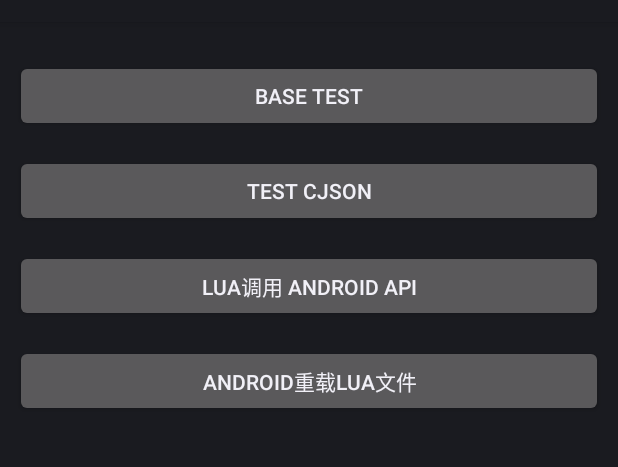
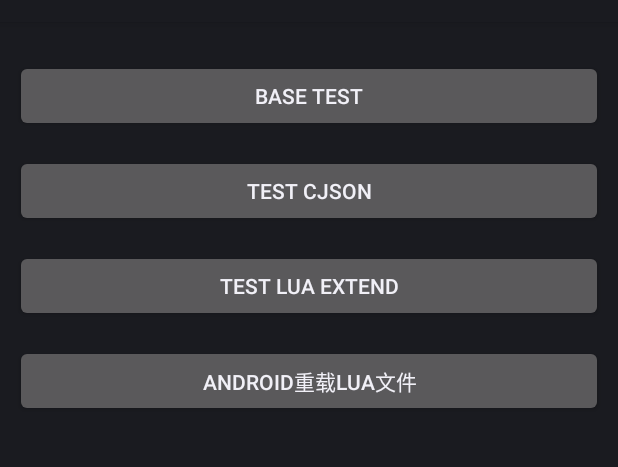
Before and after one commit to LightSun/Common-Lua, an Android app: the screen it shows after launch (MainActivity), after a tap on "TEST CJSON", on a phone screen of 412 x 824 dp, the part 62-529 px from its top. Run offline under Robolectric (Android 15) with nearby library versions, the phone set to English and light mode, and no system bars; libraries missing offline, so code that uses them is left out: com.heaven7.core; 2 statements that could not run were skipped.

Commit message:
test extend ok

```diff
--- a/CommonLuaApp/app/src/main/java/com/heaven7/androlua/MainActivity.java
+++ b/CommonLuaApp/app/src/main/java/com/heaven7/androlua/MainActivity.java
@@ -77,6 +77,9 @@ public class MainActivity extends Activity {
     }
     public void onClickTestCJson(View view){
         loadLuaAssets("lua/cjson_encode.lua");
+    }
+    public void onClickTestLuaExtend(View view){
+        loadLuaAssets("lua/extend2.lua");
     }
 
     public void onClickTestLuaScript(View view) {
--- a/CommonLuaApp/app/src/main/res/layout/activity_main.xml
+++ b/CommonLuaApp/app/src/main/res/layout/activity_main.xml
@@ -29,7 +29,8 @@
             android:layout_width="match_parent"
             android:layout_height="wrap_content"
             android:layout_marginTop="15dp"
-            android:text="Lua调用 Android API" />
+            android:onClick="onClickTestLuaExtend"
+            android:text="test lua extend" />
 
         <Button
             android:layout_width="match_parent"
```
Also changed, not shown: 1 other file.
